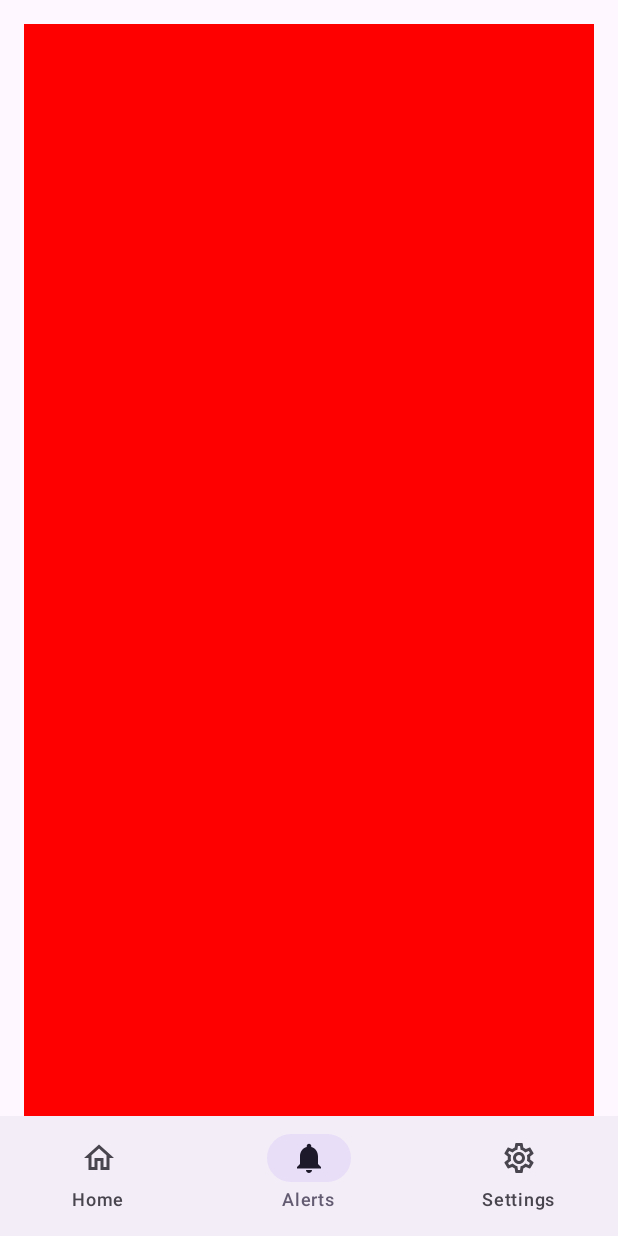
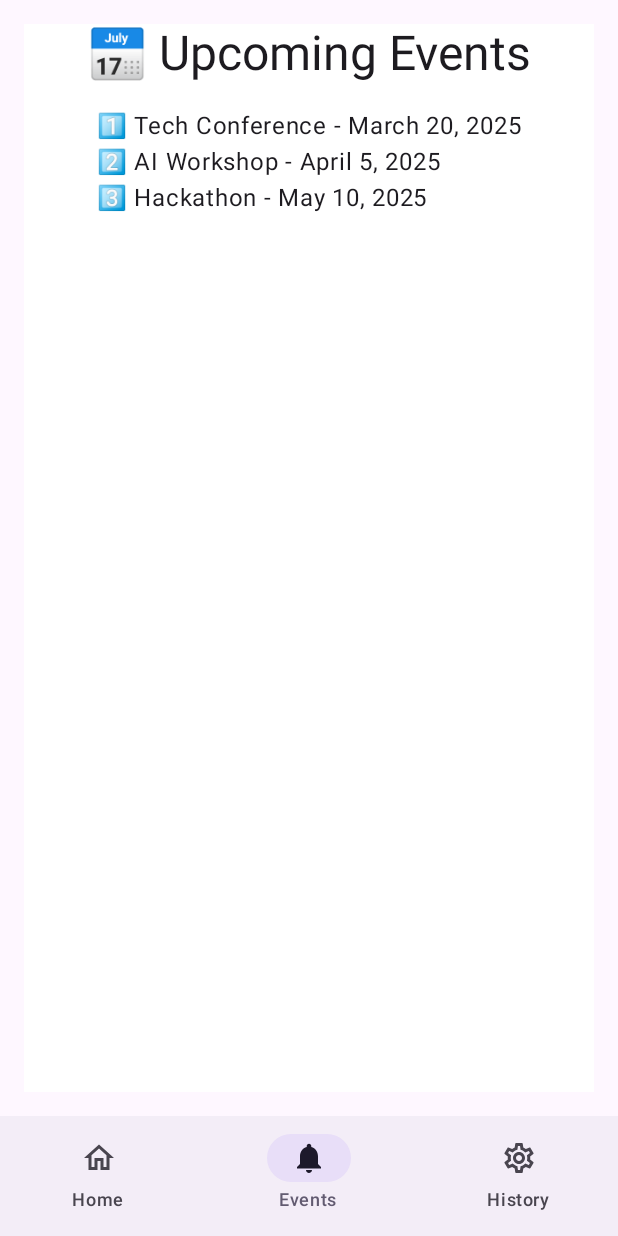
Before and after one commit to JuanAndres-source/ISEN-Android-Native-Mobile-Development, an Android app built with Jetpack Compose: the screen it shows after launch (MainActivity), item 2 of the bottom bar chosen, on a phone screen of 412 x 824 dp. Run offline under Robolectric (Android 15) with nearby library versions, the phone set to English and light mode, and no system bars.

```diff
--- a/app/src/main/AndroidManifest.xml
+++ b/app/src/main/AndroidManifest.xml
@@ -13,7 +13,7 @@
         android:theme="@style/Theme.ISENSmartCompanion"
         tools:targetApi="31">
         <activity
-            android:name=".MainActivity"
+            android:name="ui.theme.MainActivity"
             android:exported="true"
             android:label="@string/app_name"
             android:theme="@style/Theme.ISENSmartCompanion">
--- /dev/null
+++ b/app/src/main/java/api/NetworkManager.kt
@@ -0,0 +1,5 @@
+/*package api
+
+class NetworkManager {
+    private const val baseUrl = "https://isen-smart-companion-default-rtdb.europe-west1.firebasedatabase.app/events.json"
+}*/
--- /dev/null
+++ b/app/src/main/java/models/EventModel.kt
@@ -0,0 +1,4 @@
+package models
+
+class EventModel {
+}
--- a/app/src/main/java/screens/HistoryScreen.kt
+++ b/app/src/main/java/screens/HistoryScreen.kt
@@ -11,7 +11,7 @@ import androidx.compose.ui.text.font.FontWeight
 import androidx.compose.ui.unit.dp
 import androidx.compose.ui.unit.sp
 
-// Sample history data
+
 data class HistoryItem(val title: String, val description: String, val date: String)
 
 val sampleHistory = listOf(
@@ -49,7 +49,7 @@ fun HistoryItemCard(history: HistoryItem) {
         modifier = Modifier
             .fillMaxWidth()
             .padding(vertical = 8.dp)
-            .clickable { /* Handle click */ },
+            .clickable { /* To be able to click */ },
         elevation = CardDefaults.cardElevation(defaultElevation = 4.dp)
     ) {
         Column(
--- a/app/src/main/java/screens/MainScreen.kt
+++ b/app/src/main/java/screens/MainScreen.kt
@@ -31,7 +31,7 @@ fun MainScreen(navController: PaddingValues) {
             verticalArrangement = Arrangement.Center
         ) {
             Image(
-                painter = painterResource(id = R.drawable.isen_logo), // Replace with your logo
+                painter = painterResource(id = R.drawable.isen_logo),
                 contentDescription = "ISEN Logo",
                 modifier = Modifier.size(120.dp)
             )
--- a/app/src/main/java/fr/isen/aliagafuentesjuanandres/isensmartcompanion/MainActivity.kt
+++ b/app/src/main/java/ui/theme/MainActivity.kt
@@ -1,4 +1,4 @@
-package fr.isen.aliagafuentesjuanandres.isensmartcompanion
+package ui.theme
 
 import android.os.Bundle
 import android.widget.Toast
@@ -25,12 +25,23 @@ import androidx.compose.material.icons.outlined.Home
 import androidx.compose.material.icons.outlined.Notifications
 import androidx.compose.material.icons.outlined.Settings
 import androidx.compose.material3.Badge
+import androidx.compose.foundation.Image
+import androidx.compose.foundation.layout.*
+import androidx.compose.foundation.lazy.LazyColumn
+import androidx.compose.foundation.lazy.items
+import androidx.compose.foundation.shape.RoundedCornerShape
+import androidx.compose.material3.*
+import androidx.compose.runtime.Composable
+import androidx.compose.ui.res.painterResource
+import androidx.compose.ui.unit.dp
+import androidx.compose.ui.unit.sp
 import androidx.compose.material3.NavigationBar
 import androidx.compose.material3.NavigationBarItem
 import androidx.compose.material3.Icon
 import androidx.compose.ui.graphics.vector.ImageVector
 import fr.isen.aliagafuentesjuanandres.isensmartcompanion.ui.screens.HistoryScreen
 import fr.isen.aliagafuentesjuanandres.isensmartcompanion.ui.screens.MainScreen
+
 
 @OptIn(ExperimentalMaterial3Api::class)
 class MainActivity : ComponentActivity() {
@@ -49,8 +60,8 @@ class MainActivity : ComponentActivity() {
 @Composable
 fun MainScreenWithNavBar() {
     val homeTab = TabBarItem("Home", Icons.Filled.Home, Icons.Outlined.Home)
-    val alertsTab = TabBarItem("Alerts", Icons.Filled.Notifications, Icons.Outlined.Notifications)
-    val settingsTab = TabBarItem("Settings", Icons.Filled.Settings, Icons.Outlined.Settings)
+    val alertsTab = TabBarItem("Events", Icons.Filled.Notifications, Icons.Outlined.Notifications)
+    val settingsTab = TabBarItem("History", Icons.Filled.Settings, Icons.Outlined.Settings)
 
     val tabBarItems = listOf(homeTab, alertsTab, settingsTab)
     val navController = rememberNavController()
@@ -120,6 +131,12 @@ fun TabBarBadgeView(count: Int? = null) {
     }
 }
 
+data class EventItem(
+    val title: String,
+    val date: String,
+    val description: String
+)
+
 @Composable
 fun HomeScreen(innerPadding: PaddingValues) {
     val context = LocalContext.current
@@ -137,34 +154,46 @@ fun HomeScreen(innerPadding: PaddingValues) {
     Column(
         modifier = Modifier
             .fillMaxSize()
+            .padding(innerPadding)
             .padding(16.dp)
-            .background(Color.Red),
+            .background(Color.White),
         horizontalAlignment = Alignment.CenterHorizontally,
         verticalArrangement = Arrangement.Top
     ) {
-        // Content from your MainScreen goes here (HomeScreen content)
+        Text(
+            text = "📅 Upcoming Events",
+            style = MaterialTheme.typography.headlineLarge,
+            modifier = Modifier.padding(bottom = 16.dp)
+        )
+
+        Text(
+            text = "1️⃣ Tech Conference - March 20, 2025\n" +
+                    "2️⃣ AI Workshop - April 5, 2025\n" +
+                    "3️⃣ Hackathon - May 10, 2025",
+            style = MaterialTheme.typography.bodyLarge
+        )
     }
 }
 
 @Composable
-fun Screen() {
-    // Content for alerts screen
+fun Events() {
+    // Content for events screen
     Box(
         modifier = Modifier.fillMaxSize(),
         contentAlignment = Alignment.Center
     ) {
-        Text("Alerts", style = MaterialTheme.typography.headlineLarge)
+        Text("Events", style = MaterialTheme.typography.headlineLarge)
     }
 }
 
 @Composable
-fun SettingsScreen() {
+fun HistoryScreen() {
     // Content for settings screen
     Box(
         modifier = Modifier.fillMaxSize(),
         contentAlignment = Alignment.Center
     ) {
-        Text("Settings", style = MaterialTheme.typography.headlineLarge)
+        Text("History", style = MaterialTheme.typography.headlineLarge)
     }
 }
 
```
Also changed, not shown: app/src/main/java/api/ApiService.kt (added, +12 -0 lines), app/src/main/java/screens/EventsScreen.kt (+51 -4 lines), app/src/main/java/screens/HomeScreen.kt (deleted, +0 -52 lines), app/src/main/java/ui/theme/EventDetailActivity.kt (renamed from app/src/main/java/fr/isen/aliagafuentesjuanandres/isensmartcompanion/ui/theme/EventDetailActivity.kt). Lines whose indentation alone changed are shown as unchanged.
